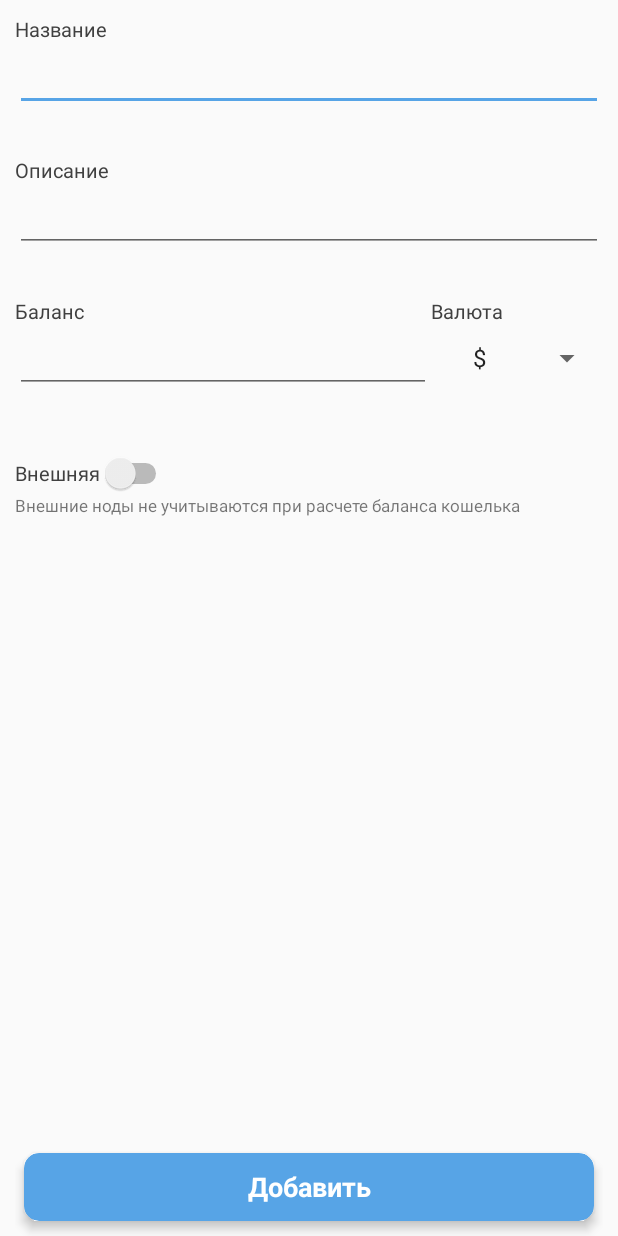
After one commit to lilyrubich/financial-accounting-system-front, an Android app: the NewNodeActivity screen opened directly, with no data from a screen before it, on a phone screen of 412 x 824 dp. The commit adds this screen. Run offline under Robolectric (Android 15) with nearby library versions, the phone set to English and light mode, and no system bars; network calls fail; Roboto replaces fonts that are not available here.

Commit message:
Added POST new node request

```diff
--- /dev/null
+++ b/app/src/main/java/com/example/finaccsystem/activity/NewNodeActivity.java
@@ -0,0 +1,85 @@
+package com.example.finaccsystem.activity;
+
+import android.content.Intent;
+import android.os.Bundle;
+import android.view.KeyEvent;
+import android.view.View;
+import android.widget.AdapterView;
+import android.widget.ArrayAdapter;
+import android.widget.EditText;
+import android.widget.Spinner;
+import android.widget.Switch;
+
+import androidx.appcompat.app.AppCompatActivity;
+
+import com.example.finaccsystem.R;
+import com.example.finaccsystem.enums.CurrencyEnum;
+import com.example.finaccsystem.model.Node;
+import com.example.finaccsystem.task.PostNodeTask;
+import com.example.finaccsystem.transportObject.NodeTransportObject;
+
+import java.io.IOException;
+import java.math.BigDecimal;
+import java.util.ArrayList;
+import java.util.concurrent.ExecutionException;
+
+public class NewNodeActivity extends AppCompatActivity {
+
+    private EditText nodeName;
+    private EditText description;
+    private EditText amount;
+    private Spinner currency;
+    private Node newNode = new Node();
+    private ArrayList<String> listOfCurrencies = CurrencyEnum.getAllCurrencySymbols();
+    private Switch isExternal;
+
+    @Override
+    protected void onCreate(Bundle savedInstanceState) {
+        super.onCreate(savedInstanceState);
+        setContentView(R.layout.new_node);
+        nodeName = findViewById(R.id.nodeName);
+        description = findViewById(R.id.nodeDescription);
+        amount = findViewById(R.id.nodeAmount);
+        isExternal = findViewById(R.id.switchIsExternal);
+        currency = findViewById(R.id.spinnerNodeCurrency);
+        ArrayAdapter<String> adapter = new ArrayAdapter(this, android.R.layout.simple_spinner_item, listOfCurrencies);
+        adapter.setDropDownViewResource(android.R.layout.simple_spinner_dropdown_item);
+        currency.setAdapter(adapter);
+        AdapterView.OnItemSelectedListener itemSelectedListener = new AdapterView.OnItemSelectedListener() {
+
+            @Override
+            public void onItemSelected(AdapterView<?> parent, View view, int position, long l) {
+                String selectedCurency = (String) parent.getItemAtPosition(position);
+            }
+
+            @Override
+            public void onNothingSelected(AdapterView<?> adapterView) {
+                String selectedCurrency = CurrencyEnum.DOLLAR_USA.getSymbol();
+                currency.setSelection(0);
+            }
+        };
+        currency.setOnItemSelectedListener(itemSelectedListener);
+    }
+
+    private NodeTransportObject sendPostNode() throws IOException, ExecutionException, InterruptedException {
+        // on below line creating a url to post the data.
+        //URL url = new URL("http://192.168.1.7:8081");
+        PostNodeTask task = new PostNodeTask();
+        NodeTransportObject nto = task.execute(newNode).get();
+        return nto;
+    }
+
+    public void executeAddNode(View view) throws IOException, ExecutionException, InterruptedException {
+        newNode.setName(nodeName.getText().toString());
+        newNode.setDescription(description.getText().toString());
+        newNode.setAmount(new BigDecimal(amount.getText().toString()));
+        newNode.setExternal(isExternal.isChecked());
+        newNode.setCurrency(currency.getSelectedItem().toString());
+
+        NodeTransportObject executePostRequest = sendPostNode();
+        if (executePostRequest != null) {
+            Intent intent = new Intent(this, StatusOfTransactionActivity.class);
+            startActivity(intent);
+        }
+    }
+}
--- a/app/src/main/java/com/example/finaccsystem/activity/NodeDetailsActivity.java
+++ b/app/src/main/java/com/example/finaccsystem/activity/NodeDetailsActivity.java
@@ -58,7 +58,7 @@ public class NodeDetailsActivity extends AppCompatActivity {
     }
 
     public void startNewTransactionActivity(View view) {
-        Intent intent = new Intent(this, TransactionActivity.class);
+        Intent intent = new Intent(this, NewTransactionActivity.class);
         startActivity(intent);
     }
 
--- a/app/src/main/java/com/example/finaccsystem/adapter/NodeAdapter.java
+++ b/app/src/main/java/com/example/finaccsystem/adapter/NodeAdapter.java
@@ -49,7 +49,7 @@ public class NodeAdapter extends RecyclerView.Adapter<NodeAdapter.ViewHolder> im
         Node node = nodes.get(position);
         holder.iconView.setImageResource(node.getIconResource());
         holder.nameView.setText(node.getName());
-        holder.amountView.setText(node.getAmount());
+        holder.amountView.setText(node.getAmount().toString());
         holder.currencyView.setText(node.getCurrency());
 
         holder.itemView.setOnClickListener(new View.OnClickListener() {
--- a/app/src/main/java/com/example/finaccsystem/enums/CurrencyEnum.java
+++ b/app/src/main/java/com/example/finaccsystem/enums/CurrencyEnum.java
@@ -1,4 +1,6 @@
 package com.example.finaccsystem.enums;
+
+import java.util.ArrayList;
 
 public enum CurrencyEnum {
     DOLLAR_USA(1, "Доллар США", "$"),
@@ -7,7 +9,7 @@ public enum CurrencyEnum {
 
     private final int id;
     private final String name;
-    private final String symbol;
+    public final String symbol;
 
     CurrencyEnum(int id, String name, String symbol) {
         this.id = id;
@@ -27,12 +29,28 @@ public enum CurrencyEnum {
         return symbol;
     }
 
-    public static String getSymbolById(int id){
-        for (CurrencyEnum cur: values()){
-            if (cur.id == id) {
+    public static String getCurrencySymbolById(int id) {
+        for (CurrencyEnum cur : values()) {
+            if (cur.getId() == id) {
                 return cur.symbol;
             }
         }
         return null;
     }
+
+    public static int getCurrencyIdBySymbol(String symbol) {
+        for (CurrencyEnum cur : values()) {
+            if (cur.symbol == symbol)
+                return cur.getId();
+        }
+        return 0;
+    }
+
+    public static ArrayList<String> getAllCurrencySymbols(){
+        ArrayList<String> listOfCurrencySymbols = new ArrayList<>();
+        for(CurrencyEnum item: CurrencyEnum.values()){
+            listOfCurrencySymbols.add(CurrencyEnum.valueOf(String.valueOf(item)).getSymbol());
+        }
+        return listOfCurrencySymbols;
+    }
 }
--- a/app/src/main/java/com/example/finaccsystem/task/GetNodesTask.java
+++ b/app/src/main/java/com/example/finaccsystem/task/GetNodesTask.java
@@ -34,12 +34,12 @@ public class GetNodesTask extends AsyncTask<URL, Void, List<Node>> {
         //Retrofit turns your HTTP API into a Java interface
         //The Retrofit class generates an implementation of the RequestNode interface
         Retrofit retrofit = new Retrofit.Builder()
-                .baseUrl("http://192.168.1.3:8081")
+                .baseUrl("http://94.142.141.198:8081")
                 .addConverterFactory(GsonConverterFactory.create())
                 .build();
 
         RequestNode requestNode = retrofit.create(RequestNode.class);
-        Response<List<NodeTransportObject>> execute = requestNode.getListOfNodes("Basic bGlseToxMjM=").execute();
+        Response<List<NodeTransportObject>> execute = requestNode.getListOfNodes("Basic a29sOjEyMw==").execute();
         return ListOfNodesConverter(execute.body());
     }
 
@@ -51,7 +51,7 @@ public class GetNodesTask extends AsyncTask<URL, Void, List<Node>> {
     public List<Node> ListOfNodesConverter(List<NodeTransportObject> nodeTransportObjects) {
         ArrayList<Node> nodes = new ArrayList<>();
         for (NodeTransportObject value : nodeTransportObjects) {
-            nodes.add(new Node(value.getName(), value.getAmount().setScale(2).toString(), CurrencyEnum.getSymbolById(value.getCurrencyId()), R.drawable.circle_1, value.getId(), value.getDescription(), value.getUserId(), value.isExternal()));
+            nodes.add(new Node(value.getName(), value.getAmount().setScale(2), CurrencyEnum.getCurrencySymbolById(value.getCurrencyId()), R.drawable.circle_1, value.getId(), value.getDescription(), value.getUserId(), value.isExternal()));
         }
         return nodes;
     }
--- a/app/src/main/res/layout/list_of_nodes.xml
+++ b/app/src/main/res/layout/list_of_nodes.xml
@@ -125,6 +125,7 @@
             android:layout_marginRight="10dp"
             android:layout_marginBottom="70dp"
             android:src="@drawable/plus"
+            android:onClick="startNewNodeActivity"
             app:backgroundTint="@color/gray"
             app:borderWidth="0dp"
             app:showMotionSpec="@android:anim/bounce_interpolator" />
--- /dev/null
+++ b/app/src/main/res/layout/new_node.xml
@@ -0,0 +1,153 @@
+<?xml version="1.0" encoding="utf-8"?>
+<androidx.constraintlayout.widget.ConstraintLayout xmlns:android="http://schemas.android.com/apk/res/android"
+    xmlns:app="http://schemas.android.com/apk/res-auto"
+    xmlns:tools="http://schemas.android.com/tools"
+    android:layout_width="match_parent"
+    android:layout_height="match_parent"
+    android:layout_marginHorizontal="10dp">
+
+    <ActionMenuView
+        android:layout_width="match_parent"
+        android:layout_height="match_parent"
+        android:tooltipText="dsadsa" />
+
+    <TextView
+        android:id="@+id/textName"
+        android:layout_width="match_parent"
+        android:layout_height="wrap_content"
+        android:layout_marginTop="10dp"
+        android:text="Название"
+        android:textColor="@color/gray"
+        android:textSize="13sp"
+        app:layout_constraintStart_toStartOf="parent"
+        app:layout_constraintTop_toTopOf="parent" />
+
+    <EditText
+        android:id="@+id/nodeName"
+        android:layout_width="wrap_content"
+        android:layout_height="wrap_content"
+        android:layout_weight="1"
+        android:ems="20"
+        android:inputType="text"
+        android:maxLength="50"
+        app:layout_constraintTop_toBottomOf="@+id/textName"
+        tools:focusable="false"
+        tools:ignore="MissingConstraints" />
+
+    <TextView
+        android:id="@+id/textDescription"
+        android:layout_width="match_parent"
+        android:layout_height="wrap_content"
+        android:layout_marginVertical="30dp"
+        android:layout_marginTop="10dp"
+        android:text="Описание"
+        android:textColor="@color/gray"
+        android:textSize="13sp"
+        app:layout_constraintTop_toBottomOf="@+id/nodeName" />
+
+    <EditText
+        android:id="@+id/nodeDescription"
+        android:layout_width="wrap_content"
+        android:layout_height="wrap_content"
+        android:layout_weight="1"
+        android:ems="20"
+        android:inputType="text"
+        android:maxLength="50"
+        app:layout_constraintLeft_toLeftOf="parent"
+        app:layout_constraintTop_toBottomOf="@+id/textDescription"
+        tools:focusable="false" />
+
+    <TextView
+        android:id="@+id/textAmount"
+        android:layout_width="wrap_content"
+        android:layout_height="wrap_content"
+        android:layout_marginVertical="30dp"
+        android:layout_marginTop="10dp"
+        android:text="Баланс"
+        android:textColor="@color/gray"
+        android:textSize="13sp"
+        app:layout_constraintLeft_toLeftOf="parent"
+        app:layout_constraintTop_toBottomOf="@+id/nodeDescription" />
+
+    <EditText
+        android:id="@+id/nodeAmount"
+        android:layout_width="wrap_content"
+        android:layout_height="wrap_content"
+        android:layout_weight="1"
+        android:ems="13"
+        android:inputType="number"
+        android:maxLength="50"
+        app:layout_constraintLeft_toLeftOf="parent"
+        app:layout_constraintTop_toBottomOf="@+id/textAmount"
+        tools:focusable="false" />
+
+    <TextView
+        android:id="@+id/textCurrency"
+        android:layout_width="wrap_content"
+        android:layout_height="wrap_content"
+        android:layout_marginVertical="30dp"
+        android:layout_marginTop="10dp"
+        android:text="Валюта"
+        android:textColor="@color/gray"
+        android:textSize="13sp"
+        app:layout_constraintLeft_toRightOf="@+id/nodeAmount"
+        app:layout_constraintTop_toBottomOf="@+id/nodeDescription" />
+
+    <Spinner
+        android:id="@+id/spinnerNodeCurrency"
+        android:layout_width="wrap_content"
+        android:layout_height="wrap_content"
+        android:layout_marginVertical="10dp"
+        android:minWidth="5dp"
+        app:layout_constraintEnd_toEndOf="parent"
+        app:layout_constraintLeft_toRightOf="@id/nodeAmount"
+        app:layout_constraintRight_toRightOf="parent"
+        app:layout_constraintTop_toBottomOf="@+id/textCurrency" />
+
+    <Switch
+        android:id="@+id/switchIsExternal"
+        android:layout_width="wrap_content"
+        android:layout_height="wrap_content"
+        android:layout_marginVertical="40dp"
+        android:checked="false"
+        android:text="Внешняя"
+        android:textColor="@color/gray"
+        android:textSize="13sp"
+        app:layout_constraintStart_toStartOf="parent"
+        app:layout_constraintTop_toBottomOf="@+id/nodeAmount" />
+
+    <TextView
+        android:layout_width="wrap_content"
+        android:layout_height="wrap_content"
+        android:text="Внешние ноды не учитываются при расчете баланса кошелька"
+        android:textSize="11sp"
+        app:layout_constraintLeft_toLeftOf="parent"
+        app:layout_constraintTop_toBottomOf="@id/switchIsExternal" />
+
+    <androidx.cardview.widget.CardView
+        android:id="@+id/executeButton"
+        android:layout_width="380dp"
+        android:layout_height="45dp"
+        android:layout_marginHorizontal="10dp"
+        android:layout_marginVertical="10dp"
+        android:backgroundTint="@color/blue_500"
+        android:onClick="executeAddNode"
+        app:cardCornerRadius="10dp"
+        app:cardElevation="4dp"
+        app:layout_constraintBottom_toBottomOf="parent"
+        app:layout_constraintEnd_toEndOf="parent"
+        app:layout_constraintStart_toStartOf="parent">
+
+        <TextView
+            android:layout_width="match_parent"
+            android:layout_height="match_parent"
+            android:layout_marginHorizontal="110dp"
+            android:layout_marginVertical="10dp"
+            android:text="Добавить"
+            android:textAlignment="center"
+            android:textColor="@color/white"
+            android:textSize="18dp"
+            android:textStyle="bold" />
+
+    </androidx.cardview.widget.CardView>
+</androidx.constraintlayout.widget.ConstraintLayout>
--- a/app/src/main/res/layout/status_of_adding_transaction.xml
+++ b/app/src/main/res/layout/status_of_adding_transaction.xml
@@ -7,7 +7,7 @@
     <TextView
         android:layout_width="wrap_content"
         android:layout_height="wrap_content"
-        android:text="Транзакция успешно добавлена"
+        android:text="Готово"
         android:textSize="20sp"
         app:layout_constraintBottom_toBottomOf="parent"
         app:layout_constraintEnd_toEndOf="parent"
--- a/app/src/main/res/xml/network_security_config.xml
+++ b/app/src/main/res/xml/network_security_config.xml
@@ -1,6 +1,6 @@
 <?xml version="1.0" encoding="utf-8"?>
 <network-security-config>
     <domain-config cleartextTrafficPermitted="true">
-        <domain includeSubdomains="true">192.168.1.3</domain>
+        <domain includeSubdomains="true">94.142.141.198</domain>
     </domain-config>
 </network-security-config>
```
Also changed, not shown: app/src/main/AndroidManifest.xml (+6 -3 lines), app/src/main/java/com/example/finaccsystem/activity/ListOfNodesActivity.java (+8 -1 lines), app/src/main/java/com/example/finaccsystem/activity/NewTransactionActivity.java (renamed from app/src/main/java/com/example/finaccsystem/activity/TransactionActivity.java, +19 -25 lines), app/src/main/java/com/example/finaccsystem/activity/StatusOfTransactionActivity.java (+12 -0 lines), app/src/main/java/com/example/finaccsystem/model/Node.java (+9 -19 lines), app/src/main/java/com/example/finaccsystem/model/Transaction.java (+0 -12 lines), app/src/main/java/com/example/finaccsystem/task/PostNodeTask.java (added, +56 -0 lines), app/src/main/java/com/example/finaccsystem/task/PostTransactionTask.java (+4 -8 lines), app/src/main/res/layout/each_item.xml (+6 -5 lines), app/src/main/res/layout/new_transaction.xml (+3 -4 lines), app/src/main/res/layout/node_details.xml (+8 -9 lines).
